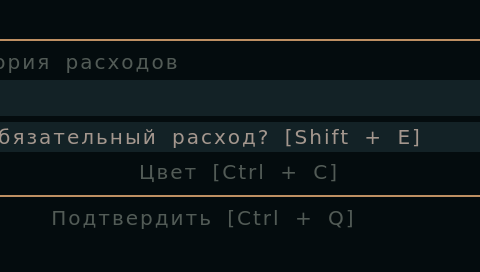
First picture: the form in source/ui/ui_create_dialog.ui, repository xtern0o/MoneyViewer, before the edit; both pictures show x 186 to 666 and y 0 to 272 of the 778 by 272 pixel window.
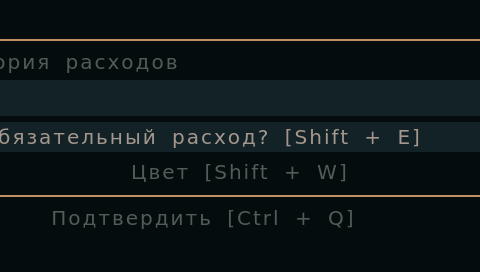
Second picture: the form after the edit. Icons and pictures are not drawn.

```diff
--- a/source/ui/ui_create_dialog.ui
+++ b/source/ui/ui_create_dialog.ui
@@ -527,7 +527,7 @@
           <item row="3" column="2">
            <widget class="QLabel" name="label_7">
             <property name="text">
-             <string>Цвет [Ctrl + C]</string>
+             <string>Цвет [Shift + W]</string>
             </property>
            </widget>
           </item>
```
